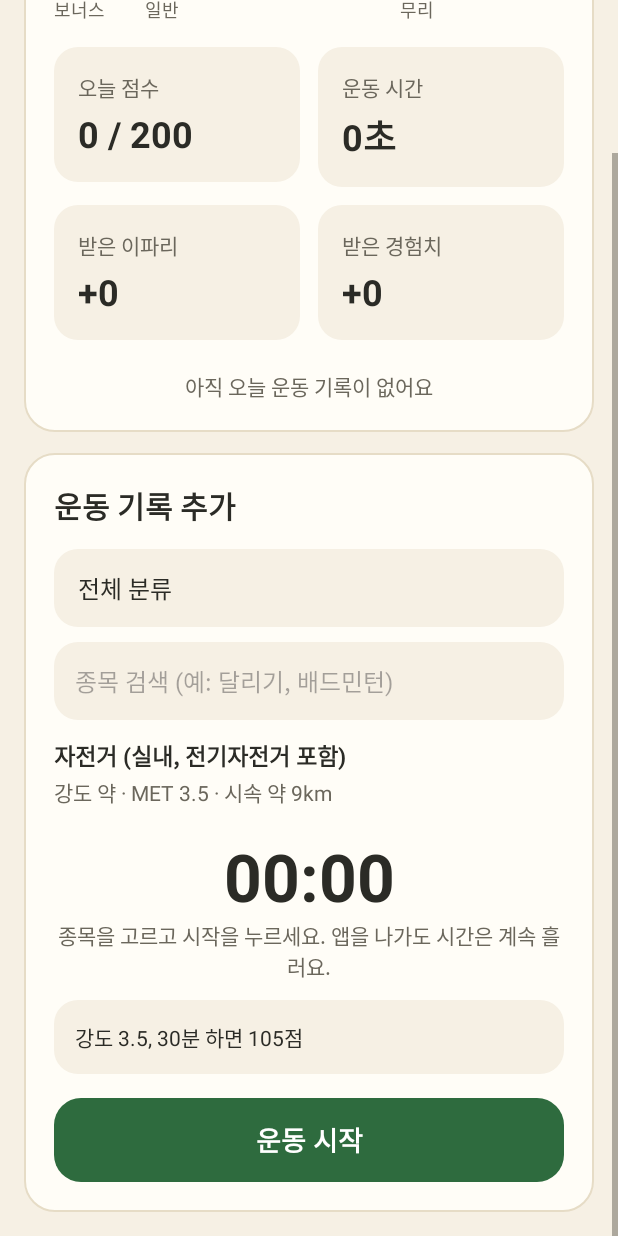
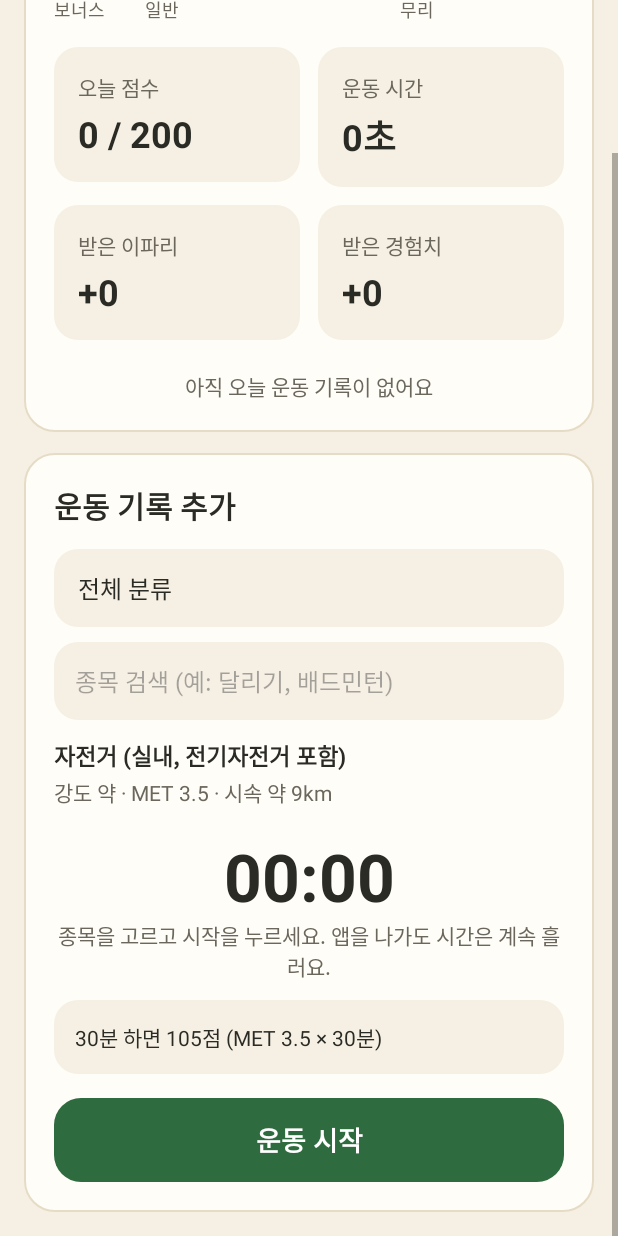
Before and after one commit to niyiyam/JavaApplication, an Android app: the fragment ExerciseFragment shown on its own in the app's theme, scrolled down 116 dp, on a phone screen of 412 x 824 dp. Run offline under Robolectric (Android 15) with nearby library versions, the phone set to English and light mode, and no system bars; 1 statement that could not run was skipped.

Commit message:
미리보기 문구를 MET로, 상단 바 누름 표시를 둥근 흰색으로
- 타이머 미리보기의 "강도 6.5"를 "MET 6.5"로 (강도는 약/강에만 씀)
- 상단 바 유저 부분: 키보드로 고르거나 누를 때 어두운 바탕에 맞는 둥근 표시

Co-Authored-By: Claude Opus 5.5 <noreply@anthropic.com>

```diff
--- a/app/src/main/res/layout/view_top_bar.xml
+++ b/app/src/main/res/layout/view_top_bar.xml
@@ -18,7 +18,7 @@
         android:layout_width="0dp"
         android:layout_height="wrap_content"
         android:layout_weight="1"
-        android:background="?attr/selectableItemBackground"
+        android:background="@drawable/bg_top_bar_user"
         android:contentDescription="@string/profile_open"
         android:gravity="center_vertical"
         android:orientation="horizontal">
--- a/app/src/main/res/values/strings.xml
+++ b/app/src/main/res/values/strings.xml
@@ -181,9 +181,9 @@
     <string name="timer_state_idle">종목을 고르고 시작을 누르세요. 앱을 나가도 시간은 계속 흘러요.</string>
     <string name="timer_state_running">운동 중</string>
     <string name="timer_state_paused">일시정지됨</string>
-    <string name="timer_preview">강도 %1$s × %2$s = %3$s점
+    <string name="timer_preview">MET %1$s × %2$s = %3$s점
 → 이파리 +%4$s, 경험치 +%5$s</string>
-    <string name="timer_preview_idle">강도 %1$s, 30분 하면 %2$s점</string>
+    <string name="timer_preview_idle">30분 하면 %2$s점 (MET %1$s × 30분)</string>
     <string name="timer_finish_confirm">%1$s\n%2$s 동안 한 운동을 기록할까요?</string>
     <string name="timer_cancel_confirm">타이머를 끄고 이번 운동은 기록하지 않을까요?</string>
     <string name="timer_too_short">1초 이상 운동해야 기록할 수 있어요</string>
```
Also changed, not shown: app/src/main/res/drawable/bg_top_bar_user.xml (added, +11 -0 lines).
